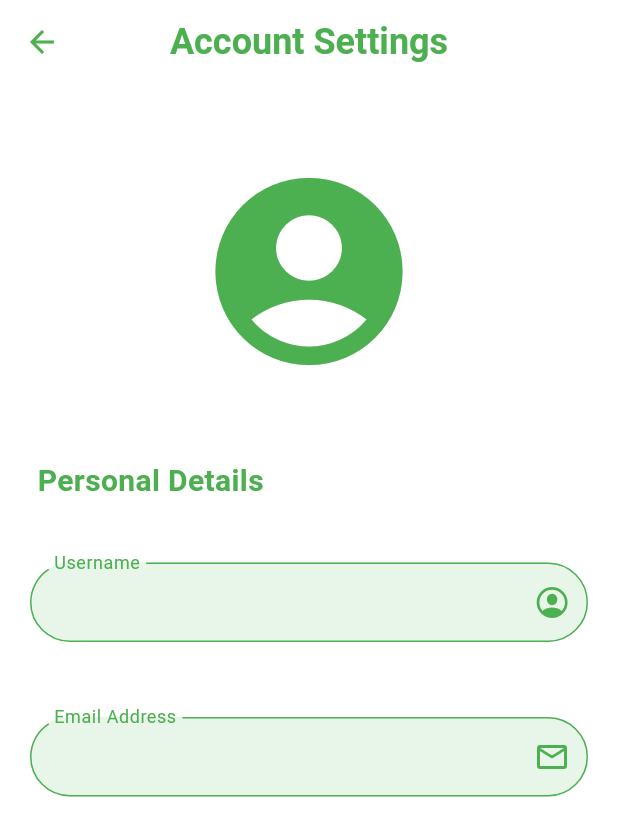
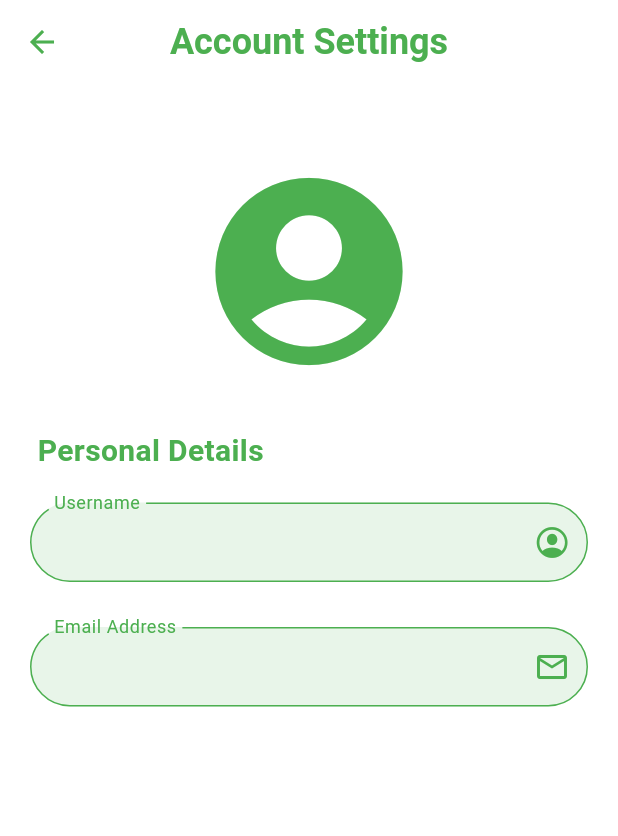
Before and after one commit to TaimoorTech/FYP-Project, a Flutter app: the ProfileScreen screen opened directly with empty values, on a phone screen of 412 x 824 dp. Shown: the top 836 px of the screen. Run offline on Flutter 3.47's test engine with Material 3 defaults, Android fonts, the phone set to English and light mode, and no system bars; our stand-ins replace bloc, connectivity_plus, flutter_bloc, google_maps_flutter, sqflite; missing offline and left inert: dart:ffi, email_auth, mailer, postgres; accounts and stored records are empty.

Commit message:
UI has been improvised of these screens: 1. Drawer 2. Profile 3. Report Complaint

```diff
--- a/lib/pages/profileScreen.dart
+++ b/lib/pages/profileScreen.dart
@@ -55,7 +55,7 @@ class ProfileScreen extends StatelessWidget {
                       ],
                     ),
                     const SizedBox(
-                      height: 50,
+                      height: 30,
                     ),
                     // Align(alignment: Alignment.center,
                     //     child: Text(loggedUsername, style: TextStyle(fontSize: 20),)),
@@ -73,7 +73,7 @@ class ProfileScreen extends StatelessWidget {
                               fontWeight: FontWeight.bold),
                         )),
                     const SizedBox(
-                      height: 40,
+                      height: 20,
                     ),
                     InputDecorator(
                       decoration: InputDecoration(
@@ -94,7 +94,7 @@ class ProfileScreen extends StatelessWidget {
                       ),
                     ),
                     const SizedBox(
-                      height: 50,
+                      height: 30,
                     ),
                     InputDecorator(
                       decoration: InputDecoration(
```
